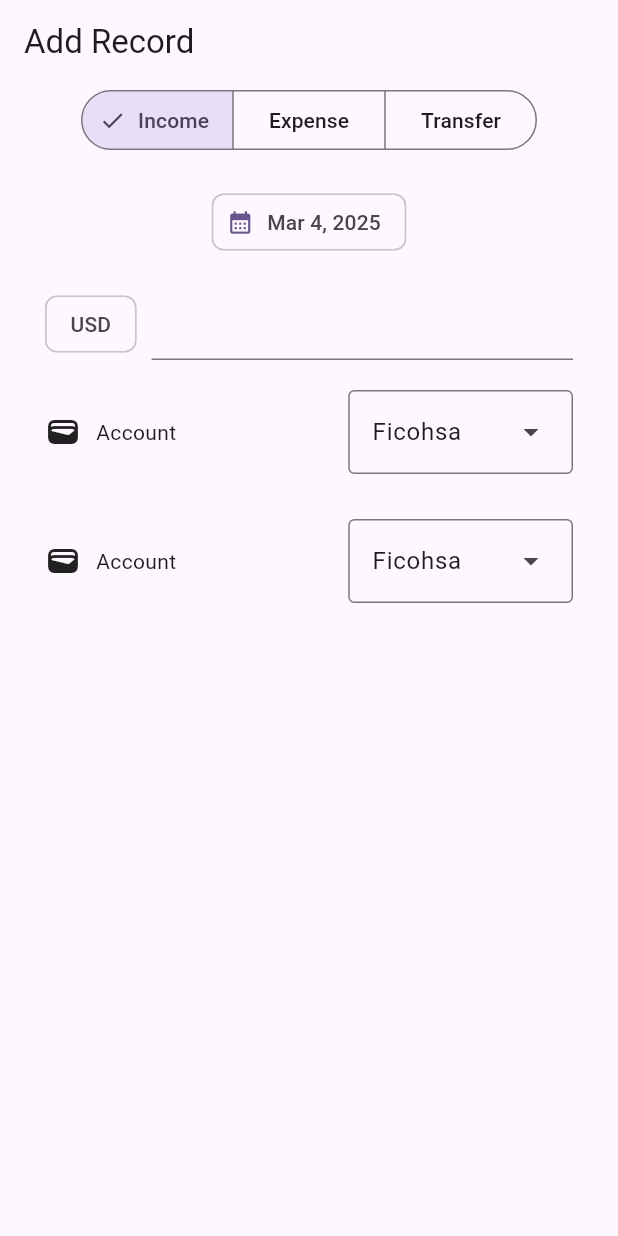
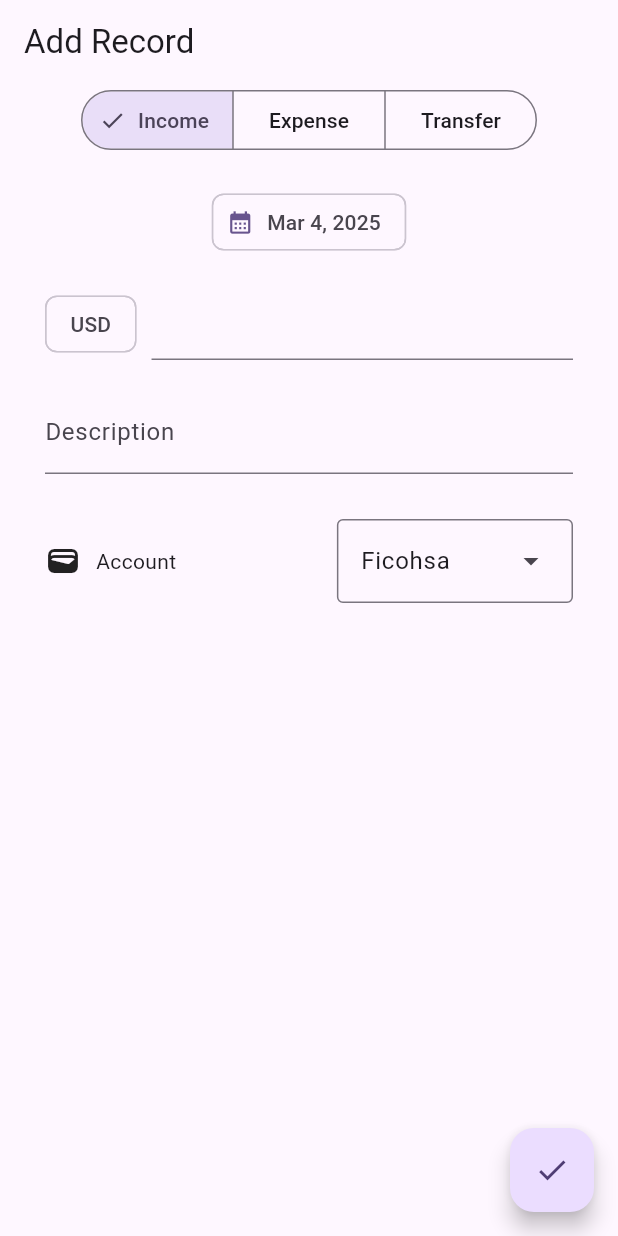
Before and after one commit to Pro-Code-Team/BudgetCap, a Flutter app: the screen it shows after launch, on a phone screen of 412 x 824 dp. Run offline on Flutter 3.47's test engine with Material 3 defaults, Android fonts, the phone set to English and light mode, and no system bars; our stand-ins replace equatable, flutter_bloc, flutter_dotenv, supabase_flutter; accounts and stored records are empty.

Commit message:
refactor: remove RecordTypeBloc and related files; integrate AccountBloc for account management in transaction screen

```diff
--- /dev/null
+++ b/lib/presentation/blocs/account_bloc/account_bloc.dart
@@ -0,0 +1,15 @@
+import 'package:flutter_bloc/flutter_bloc.dart';
+import 'package:equatable/equatable.dart';
+
+part 'account_event.dart';
+part 'account_state.dart';
+
+class AccountBloc extends Bloc<AccountEvent, AccountState> {
+  AccountBloc()
+      : super(AccountState(
+            accounts: ['Ficohsa', 'BAC', 'Banpro', 'LAFISE', 'Atlantida'])) {
+    on<AccountSelected>((event, emit) {
+      emit(state.copyWith(selectedAccount: event.account));
+    });
+  }
+}
--- /dev/null
+++ b/lib/presentation/blocs/account_bloc/account_event.dart
@@ -0,0 +1,15 @@
+part of 'account_bloc.dart';
+
+sealed class AccountEvent {
+  const AccountEvent();
+}
+
+class AccountInitial extends AccountEvent {
+  const AccountInitial();
+}
+
+class AccountSelected extends AccountEvent {
+  final String account;
+
+  const AccountSelected(this.account);
+}
--- /dev/null
+++ b/lib/presentation/blocs/account_bloc/account_state.dart
@@ -0,0 +1,22 @@
+part of 'account_bloc.dart';
+
+class AccountState extends Equatable {
+  final List<String> accounts;
+  final String selectedAccount;
+
+  AccountState({required this.accounts, String? selectedAccount})
+      : selectedAccount = selectedAccount ?? accounts.first;
+
+  AccountState copyWith({
+    String? selectedAccount,
+    List<String>? accounts,
+  }) {
+    return AccountState(
+      selectedAccount: selectedAccount ?? this.selectedAccount,
+      accounts: accounts ?? this.accounts,
+    );
+  }
+
+  @override
+  List<Object> get props => [accounts, selectedAccount];
+}
--- a/lib/presentation/screens/transaction_screen.dart
+++ b/lib/presentation/screens/transaction_screen.dart
@@ -1,5 +1,6 @@
+import 'package:budgetcap/presentation/blocs/account_bloc/account_bloc.dart';
 import 'package:budgetcap/presentation/blocs/date_bloc/date_picker_bloc.dart';
-import 'package:budgetcap/presentation/blocs/record_type/record_type_bloc.dart';
+import 'package:budgetcap/presentation/blocs/record_type_bloc/record_type_bloc.dart';
 import 'package:flutter/cupertino.dart';
 import 'package:flutter/material.dart';
 import 'package:intl/intl.dart';
@@ -24,13 +25,20 @@ class TransactionScreen extends StatelessWidget {
     return MultiBlocProvider(
       providers: [
         BlocProvider<RecordTypeBloc>(
-          create: (context) => RecordTypeBloc(),
+          create: (_) => RecordTypeBloc(),
         ),
         BlocProvider<DatePickerBloc>(
-          create: (context) => DatePickerBloc(),
+          create: (_) => DatePickerBloc(),
+        ),
+        BlocProvider<AccountBloc>(
+          create: (_) => AccountBloc(),
         ),
       ],
       child: Scaffold(
+        floatingActionButton: FloatingActionButton(
+          onPressed: () {},
+          child: Icon(Icons.check),
+        ),
         appBar: AppBar(
           title: const Text("Add Record"),
         ),
@@ -64,6 +72,7 @@ class TransactionScreen extends StatelessWidget {
                         onSelectionChanged: (selected) {
                           context.read<RecordTypeBloc>().add(
                               RecordChanged(selectedRecord: selected.first));
+                          print(selected);
                         },
                       );
                     },
@@ -121,28 +130,12 @@ class TransactionScreen extends StatelessWidget {
                 ),
 
                 ///General Section
-                Row(
-                  mainAxisAlignment: MainAxisAlignment.spaceBetween,
-                  children: [
-                    const SizedBox(
-                        child: Row(
-                      children: [
-                        Icon(Icons.wallet),
-                        SizedBox(
-                          width: 10,
-                        ),
-                        Text('Account'),
-                      ],
-                    )),
-                    DropdownMenu<String>(
-                        initialSelection: accounts.first,
-                        dropdownMenuEntries: accounts
-                            .map(
-                              (String option) => DropdownMenuEntry(
-                                  value: option, label: option),
-                            )
-                            .toList()),
-                  ],
+
+                TextField(
+                  decoration: InputDecoration(
+                    labelText: 'Description',
+                    hintText: 'Enter a description',
+                  ),
                 ),
                 const SizedBox(
                   height: 10,
@@ -167,14 +160,18 @@ class TransactionScreen extends StatelessWidget {
                         Text('Account'),
                       ],
                     )),
-                    DropdownMenu<String>(
-                        initialSelection: accounts.first,
-                        dropdownMenuEntries: accounts
-                            .map(
-                              (String option) => DropdownMenuEntry(
-                                  value: option, label: option),
-                            )
-                            .toList()),
+                    BlocBuilder<AccountBloc, AccountState>(
+                      builder: (context, state) {
+                        return DropdownMenu<String>(
+                            initialSelection: state.selectedAccount,
+                            dropdownMenuEntries: state.accounts
+                                .map(
+                                  (String option) => DropdownMenuEntry(
+                                      value: option, label: option),
+                                )
+                                .toList());
+                      },
+                    ),
                   ],
                 ),
                 const SizedBox(
```
Also changed, not shown: lib/presentation/blocs/record_type_bloc/record_type_bloc.dart (renamed from lib/presentation/blocs/record_type/record_type_bloc.dart), lib/presentation/blocs/record_type_bloc/record_type_event.dart (renamed from lib/presentation/blocs/record_type/record_type_event.dart), lib/presentation/blocs/record_type_bloc/record_type_state.dart (renamed from lib/presentation/blocs/record_type/record_type_state.dart).
